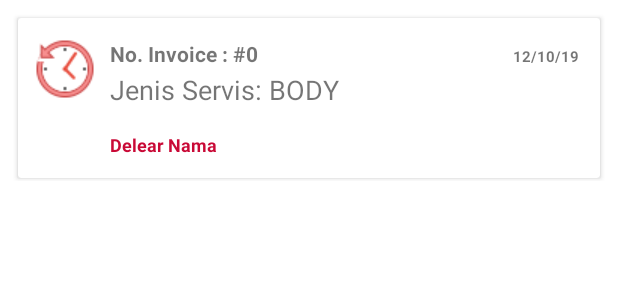
After one commit to erthru/android-pthabgsm, an Android app: the layout list_riwayat_booking_user_riwayat.xml on its own in the app's theme, with its tools: preview values and no code run, on a phone screen of 412 x 824 dp. The commit adds this screen. Shown: the top 300 px of the screen. Run offline under Robolectric (Android 15) with nearby library versions, the phone set to English and light mode, and no system bars.

Commit message:
riwayat added

```diff
--- a/app/src/main/java/com/ertohru/pthabgsm/api/EndPoint.kt
+++ b/app/src/main/java/com/ertohru/pthabgsm/api/EndPoint.kt
@@ -34,6 +34,12 @@ interface EndPoint{
         @Query("page") page:Int
     ) : Call<DaftarBookingUserResponse>
 
+    @GET("app.php?mod=riwayat_booking_user")
+    fun riwayatBookingUser(
+        @Query("user_id") userId:Int,
+        @Query("page") page:Int
+    ) : Call<RiwayatBookingUserResponse>
+
     @FormUrlEncoded
     @POST("app.php?mod=start_booking")
     fun startBooking(
--- a/app/src/main/java/com/ertohru/pthabgsm/ui/main/MainActivity.kt
+++ b/app/src/main/java/com/ertohru/pthabgsm/ui/main/MainActivity.kt
@@ -8,10 +8,10 @@ import com.aurelhubert.ahbottomnavigation.AHBottomNavigation
 import com.aurelhubert.ahbottomnavigation.AHBottomNavigationItem
 import com.ertohru.pthabgsm.R
 import com.ertohru.pthabgsm.ui.servis.ServisFragment
-import com.ertohru.pthabgsm.ui.history.HistoryFragment
 import com.ertohru.pthabgsm.ui.home.HomeFragment
 import com.ertohru.pthabgsm.ui.login.LoginActivity
 import com.ertohru.pthabgsm.ui.profile.ProfileFragment
+import com.ertohru.pthabgsm.ui.riwayat.RiwayatFragment
 import com.ertohru.pthabgsm.utils.sharedpref.SessionUser
 import kotlinx.android.synthetic.main.activity_main.*
 
@@ -55,7 +55,7 @@ class MainActivity : AppCompatActivity() {
 
                     0 -> fm.beginTransaction().replace(R.id.flMain, HomeFragment()).commit()
                     1 -> fm.beginTransaction().replace(R.id.flMain, ServisFragment()).commit()
-                    2 -> fm.beginTransaction().replace(R.id.flMain, HistoryFragment()).commit()
+                    2 -> fm.beginTransaction().replace(R.id.flMain, RiwayatFragment()).commit()
                     3 -> fm.beginTransaction().replace(R.id.flMain, ProfileFragment()).commit()
 
                 }
--- a/app/src/main/java/com/ertohru/pthabgsm/ui/pesanandetail/PesananDetailActivity.kt
+++ b/app/src/main/java/com/ertohru/pthabgsm/ui/pesanandetail/PesananDetailActivity.kt
@@ -72,6 +72,11 @@ class PesananDetailActivity : AppCompatActivity() {
         }else if(lastStatus == "DALAM PENGERJAAN"){
             tvKeteranganDetailPD.text = "* Pesanan servis anda dalam tahap pengerjaan."
             btnViewPartPD.visibility = View.VISIBLE
+        }else if(lastStatus == "SELESAI"){
+            tvKeteranganDetailPD.text = "* Pesanan servis anda telah selesai. silahkan ambil kembali mobil anda di "+i.getStringExtra("dealer_alamat")+"Dengan membayar sejumlah total yang telah ditentukan. tap tombol di bawah untuk melihat detail."
+            btnViewPartPD.visibility = View.VISIBLE
+        }else if(lastStatus == "DITOLAK") {
+            tvKeteranganDetailPD.text = "* Pesanan servis anda ditolak. Cek menu bantuan untuk alasan penolakan"
         }
 
         btnViewPartPD.setOnClickListener {
--- a/app/src/main/java/com/ertohru/pthabgsm/ui/servis/ServisFragment.kt
+++ b/app/src/main/java/com/ertohru/pthabgsm/ui/servis/ServisFragment.kt
@@ -62,7 +62,7 @@ class ServisFragment : Fragment() {
                     && newState == RecyclerView.SCROLL_STATE_IDLE
                     && directiorDown) {
 
-                    if(!allData && dataListServis.size >= 10)
+                    if(!allData && dataListServis.size >= 10*page)
                         loadDataNext()
 
                 }
@@ -103,7 +103,7 @@ class ServisFragment : Fragment() {
                     if(response.isSuccessful){
 
                         if(response.body()?.data_booking_user?.size == 0)
-                            tvKosongServis.visibility = View.VISIBLE
+                            v.tvKosongServis.visibility = View.VISIBLE
 
                         v.pbServis.visibility = View.GONE
 
--- /dev/null
+++ b/app/src/main/res/drawable/ic_date_range_black_24dp.xml
@@ -0,0 +1,5 @@
+<vector android:height="24dp" android:tint="#313131"
+    android:viewportHeight="24.0" android:viewportWidth="24.0"
+    android:width="24dp" xmlns:android="http://schemas.android.com/apk/res/android">
+    <path android:fillColor="#313131" android:pathData="M9,11L7,11v2h2v-2zM13,11h-2v2h2v-2zM17,11h-2v2h2v-2zM19,4h-1L18,2h-2v2L8,4L8,2L6,2v2L5,4c-1.11,0 -1.99,0.9 -1.99,2L3,20c0,1.1 0.89,2 2,2h14c1.1,0 2,-0.9 2,-2L21,6c0,-1.1 -0.9,-2 -2,-2zM19,20L5,20L5,9h14v11z"/>
+</vector>
--- /dev/null
+++ b/app/src/main/res/layout/list_riwayat_booking_user_riwayat.xml
@@ -0,0 +1,58 @@
+<?xml version="1.0" encoding="utf-8"?>
+<LinearLayout xmlns:android="http://schemas.android.com/apk/res/android"
+              xmlns:app="http://schemas.android.com/apk/res-auto" android:orientation="vertical"
+              android:layout_width="match_parent"
+              android:layout_height="wrap_content">
+
+    <androidx.cardview.widget.CardView
+            android:layout_width="match_parent"
+            android:foreground="?attr/selectableItemBackground"
+            android:layout_height="wrap_content" android:layout_marginRight="12dp" android:layout_marginLeft="12dp"
+            android:layout_marginTop="12dp" android:layout_marginBottom="2dp" android:clickable="true"
+            android:id="@+id/layoutLRBUR">
+        <FrameLayout
+                android:layout_width="match_parent"
+                android:layout_height="match_parent" android:paddingRight="14dp" android:paddingTop="14dp"
+                android:paddingBottom="14dp" android:paddingLeft="6dp">
+
+            <ImageView
+                    android:layout_width="40dp"
+                    android:layout_height="40dp" app:srcCompat="@drawable/img_history"
+                    android:id="@+id/imageView5" android:scaleType="fitXY" android:layout_marginLeft="5dp"/>
+            <LinearLayout
+                    android:orientation="vertical"
+                    android:layout_width="match_parent"
+                    android:layout_height="match_parent" android:layout_weight="1" android:layout_marginLeft="55dp">
+                <LinearLayout
+                        android:orientation="horizontal"
+                        android:layout_width="match_parent"
+                        android:layout_height="match_parent">
+                    <TextView
+                            android:text="No. Invoice : #0"
+                            android:layout_width="match_parent"
+                            android:layout_height="wrap_content" android:id="@+id/tvBookingIdLRBUR"
+                            android:textStyle="bold" android:layout_weight="1"/>
+                    <TextView
+                            android:text="12/10/19"
+                            android:layout_width="wrap_content"
+                            android:layout_height="wrap_content" android:id="@+id/tvDateLRBUR"
+                            android:textStyle="bold" android:layout_weight="0" android:textAlignment="textEnd"
+                            android:textSize="10sp"/>
+                </LinearLayout>
+                <TextView
+                        android:text="Jenis Servis: BODY"
+                        android:layout_width="match_parent"
+                        android:layout_height="wrap_content" android:id="@+id/tvJenisLRBUR" android:textSize="18sp"
+                        android:layout_marginTop="2dp"/>
+                <TextView
+                        android:text="Delear Nama"
+                        android:layout_width="match_parent"
+                        android:layout_height="wrap_content" android:id="@+id/tvDealerLRBUR"
+                        android:layout_marginTop="16dp"
+                        android:textAlignment="viewStart" android:textStyle="bold"
+                        android:textColor="@color/colorAccent"
+                        android:textSize="12sp"/>
+            </LinearLayout>
+        </FrameLayout>
+    </androidx.cardview.widget.CardView>
+</LinearLayout>
```
Also changed, not shown: app/src/main/java/com/ertohru/pthabgsm/api/model/RiwayatBookingUseRiwayatBookingUserResponse.kt (added, +20 -0 lines), app/src/main/java/com/ertohru/pthabgsm/api/response/RiwayatBookingUserResponse.kt (added, +12 -0 lines), app/src/main/java/com/ertohru/pthabgsm/ui/history/HistoryFragment.kt (deleted, +0 -24 lines), app/src/main/java/com/ertohru/pthabgsm/ui/riwayat/RiwayatFragment.kt (added, +236 -0 lines), app/src/main/java/com/ertohru/pthabgsm/ui/riwayat/RiwayatRecyclerViewAdapter.kt (added, +68 -0 lines), app/src/main/res/layout/dialog_date_filter_riwayat.xml (added, +26 -0 lines), app/src/main/res/layout/fragment_history.xml (deleted, +0 -14 lines), app/src/main/res/layout/fragment_riwayat.xml (added, +65 -0 lines), app/src/main/res/drawable/img_history.png (added).
